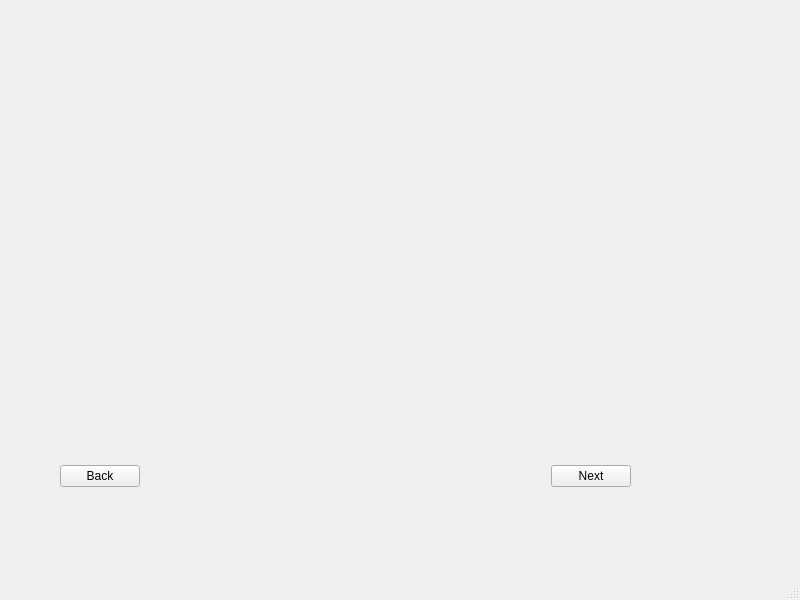
First picture: the form in DSFO/mainwindow.ui, repository Aleko-Louras/DSFO, before the edit.
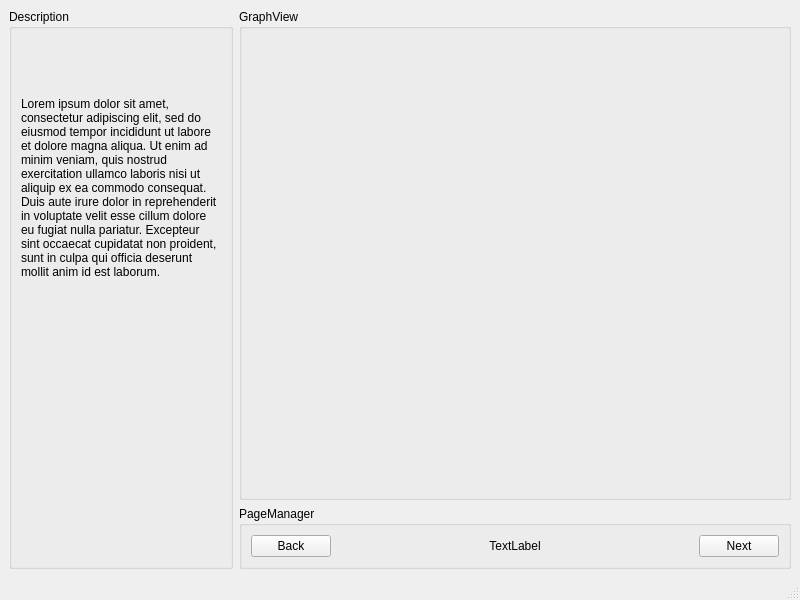
Second picture: the form after the edit. The open tabs and pages were chosen to show the change. Custom widgets are drawn as their Qt base class.

Commit message:
Updated our UI layout
Implementation of QStackedWidget has now been improved to support the back button and a page tracker has been added to let a user know which page they're on.

Diff of the .ui file:
```diff
--- a/DSFO/mainwindow.ui
+++ b/DSFO/mainwindow.ui
@@ -14,15 +14,94 @@
    <string>MainWindow</string>
   </property>
   <widget class="QWidget" name="centralwidget">
-   <widget class="QStackedWidget" name="stackedWidget">
-    <property name="geometry">
-     <rect>
-      <x>180</x>
-      <y>40</y>
-      <width>331</width>
-      <height>311</height>
-     </rect>
-    </property>
+   <layout class="QGridLayout" name="gridLayout">
+    <item row="0" column="0" rowspan="2" colspan="2">
+     <widget class="QGroupBox" name="summaryLayout">
+      <property name="minimumSize">
+       <size>
+        <width>0</width>
+        <height>0</height>
+       </size>
+      </property>
+      <property name="title">
+       <string>Description</string>
+      </property>
+      <layout class="QVBoxLayout" name="verticalLayout">
+       <item alignment="Qt::AlignVCenter">
+        <widget class="QLabel" name="summary">
+         <property name="minimumSize">
+          <size>
+           <width>200</width>
+           <height>400</height>
+          </size>
+         </property>
+         <property name="text">
+          <string>Lorem ipsum dolor sit amet, consectetur adipiscing elit, sed do eiusmod tempor incididunt ut labore et dolore magna aliqua. Ut enim ad minim veniam, quis nostrud exercitation ullamco laboris nisi ut aliquip ex ea commodo consequat. Duis aute irure dolor in reprehenderit in voluptate velit esse cillum dolore eu fugiat nulla pariatur. Excepteur sint occaecat cupidatat non proident, sunt in culpa qui officia deserunt mollit anim id est laborum.</string>
+         </property>
+         <property name="alignment">
+          <set>Qt::AlignLeading|Qt::AlignLeft|Qt::AlignTop</set>
+         </property>
+         <property name="wordWrap">
+          <bool>true</bool>
+         </property>
+        </widget>
+       </item>
+      </layout>
+     </widget>
+    </item>
+    <item row="1" column="3">
+     <widget class="QGroupBox" name="pageManager">
+      <property name="title">
+       <string>PageManager</string>
+      </property>
+      <layout class="QHBoxLayout" name="horizontalLayout_2">
+       <item>
+        <widget class="QPushButton" name="backButton">
+         <property name="text">
+          <string>Back</string>
+         </property>
+        </widget>
+       </item>
+       <item>
+        <widget class="QLabel" name="pageTracker">
+         <property name="sizePolicy">
+          <sizepolicy hsizetype="Preferred" vsizetype="Preferred">
+           <horstretch>1</horstretch>
+           <verstretch>0</verstretch>
+          </sizepolicy>
+         </property>
+         <property name="text">
+          <string>TextLabel</string>
+         </property>
+         <property name="alignment">
+          <set>Qt::AlignCenter</set>
+         </property>
+        </widget>
+       </item>
+       <item>
+        <widget class="QPushButton" name="nextButton">
+         <property name="text">
+          <string>Next</string>
+         </property>
+        </widget>
+       </item>
+      </layout>
+     </widget>
+    </item>
+    <item row="0" column="3">
+     <widget class="QGroupBox" name="graphView">
+      <property name="sizePolicy">
+       <sizepolicy hsizetype="Preferred" vsizetype="Preferred">
+        <horstretch>1</horstretch>
+        <verstretch>1</verstretch>
+       </sizepolicy>
+      </property>
+      <property name="title">
+       <string>GraphView</string>
+      </property>
+      <layout class="QHBoxLayout" name="horizontalLayout">
+       <item>
+        <widget class="QStackedWidget" name="stackedPages">
     <property name="currentIndex">
      <number>1</number>
     </property>
@@ -30,8 +109,8 @@
      <widget class="GraphView" name="widget" native="true">
       <property name="geometry">
        <rect>
-        <x>50</x>
-        <y>60</y>
+             <x>110</x>
+             <y>50</y>
         <width>231</width>
         <height>191</height>
        </rect>
@@ -54,45 +133,11 @@
      </widget>
     </widget>
    </widget>
-   <widget class="QWidget" name="">
-    <property name="geometry">
-     <rect>
-      <x>60</x>
-      <y>460</y>
-      <width>571</width>
-      <height>32</height>
-     </rect>
-    </property>
-    <layout class="QHBoxLayout" name="horizontalLayout">
-     <item>
-      <widget class="QPushButton" name="previousButton">
-       <property name="text">
-        <string>Back</string>
-       </property>
-      </widget>
-     </item>
-     <item>
-      <spacer name="horizontalSpacer">
-       <property name="orientation">
-        <enum>Qt::Horizontal</enum>
-       </property>
-       <property name="sizeHint" stdset="0">
-        <size>
-         <width>40</width>
-         <height>20</height>
-        </size>
-       </property>
-      </spacer>
-     </item>
-     <item>
-      <widget class="QPushButton" name="nextButton">
-       <property name="text">
-        <string>Next</string>
-       </property>
+       </item>
+      </layout>
       </widget>
      </item>
     </layout>
-   </widget>
   </widget>
   <widget class="QMenuBar" name="menubar">
    <property name="geometry">
```
Left out of the diff: 4 changed lines with no effect on the pictures. Lines whose indentation alone changed are shown as unchanged. The commit also changes 3 other files.
